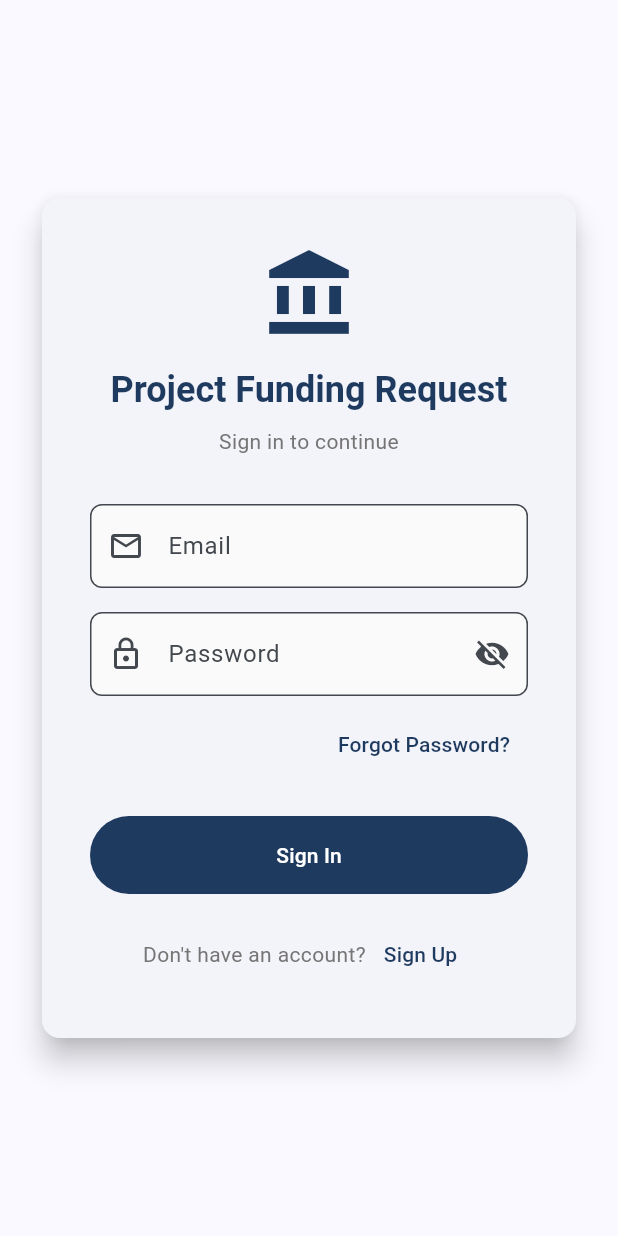
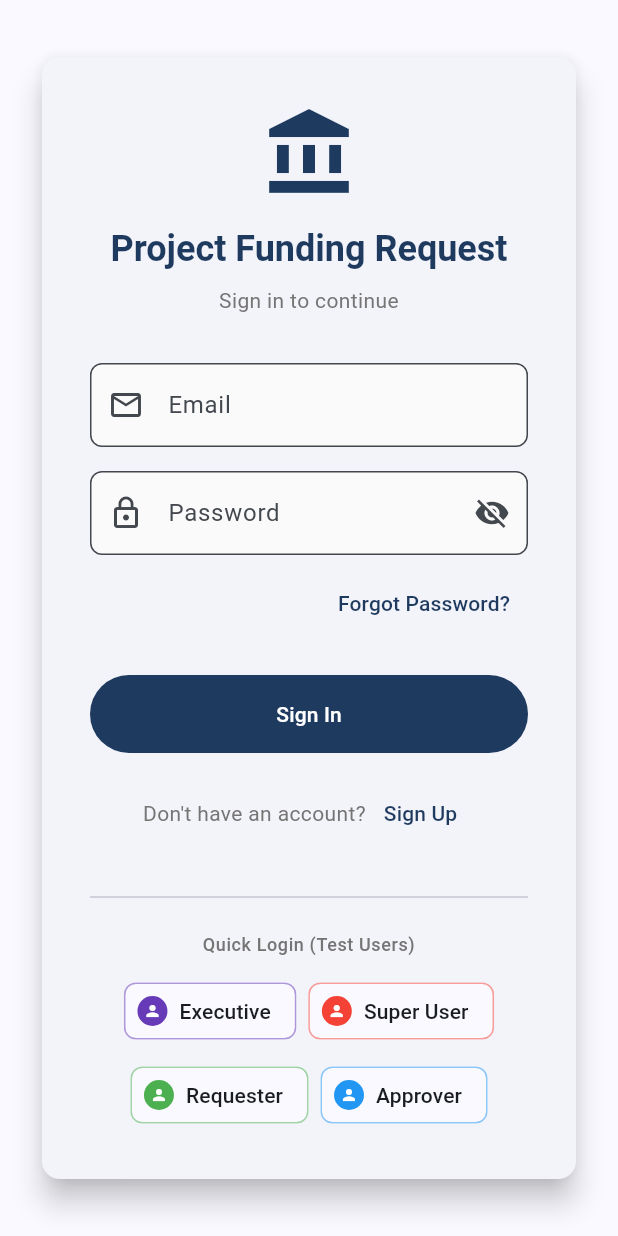
Before and after one commit to dvanrider/pfr_flutter_app, a Flutter app: the screen it shows after launch, on a phone screen of 412 x 824 dp. Run offline on Flutter 3.47's test engine with Material 3 defaults, Android fonts, the phone set to English and light mode, and no system bars; our stand-ins replace cloud_firestore, equatable, file_picker, firebase_auth, firebase_core, firebase_storage and 7 more; missing offline and left inert: excel, file_saver; accounts and stored records are empty.

Commit message:
Add role permission safety net, Firestore indexes, and quick login
- Add safety net for SuperUser, Admin, and Executive permissions
  to prevent lockout from corrupted Firestore data
- Initialize default role permissions on app startup
- Add Firestore indexes for notifications, comments, and attachments
- Add quick login chips on login screen for test users:
  exec@example.com, su@example.com, req@example.com, approve@example.com

Co-Authored-By: Claude Opus 4.5 <noreply@anthropic.com>

```diff
--- a/lib/main.dart
+++ b/lib/main.dart
@@ -1,8 +1,10 @@
+import 'package:cloud_firestore/cloud_firestore.dart';
 import 'package:flutter/material.dart';
 import 'package:flutter_riverpod/flutter_riverpod.dart';
 import 'package:firebase_core/firebase_core.dart';
 import 'firebase_options.dart';
 import 'app.dart';
+import 'providers/role_permissions_provider.dart';
 
 void main() async {
   WidgetsFlutterBinding.ensureInitialized();
@@ -11,6 +13,10 @@ void main() async {
     await Firebase.initializeApp(
       options: DefaultFirebaseOptions.currentPlatform,
     );
+
+    // Initialize default role permissions if they don't exist
+    final roleRepo = RolePermissionsRepository(FirebaseFirestore.instance);
+    await roleRepo.initializeDefaults();
 
     runApp(
       const ProviderScope(
--- a/lib/presentation/screens/auth/login_screen.dart
+++ b/lib/presentation/screens/auth/login_screen.dart
@@ -325,6 +325,49 @@ class _LoginScreenState extends ConsumerState<LoginScreen> {
                           ),
                         ],
                       ),
+
+                      // Test User Quick Login Section
+                      if (_isLogin) ...[
+                        const SizedBox(height: 24),
+                        const Divider(),
+                        const SizedBox(height: 16),
+                        Text(
+                          'Quick Login (Test Users)',
+                          style: theme.textTheme.bodySmall?.copyWith(
+                            color: Colors.grey[600],
+                            fontWeight: FontWeight.w500,
+                          ),
+                          textAlign: TextAlign.center,
+                        ),
+                        const SizedBox(height: 12),
+                        Wrap(
+                          spacing: 8,
+                          runSpacing: 8,
+                          alignment: WrapAlignment.center,
+                          children: [
+                            _QuickLoginChip(
+                              label: 'Executive',
+                              color: Colors.deepPurple,
+                              onTap: () => _quickLogin('exec@example.com'),
+                            ),
+                            _QuickLoginChip(
+                              label: 'Super User',
+                              color: Colors.red,
+                              onTap: () => _quickLogin('su@example.com'),
+                            ),
+                            _QuickLoginChip(
+                              label: 'Requester',
+                              color: Colors.green,
+                              onTap: () => _quickLogin('req@example.com'),
+                            ),
+                            _QuickLoginChip(
+                              label: 'Approver',
+                              color: Colors.blue,
+                              onTap: () => _quickLogin('approve@example.com'),
+                            ),
+                          ],
+                        ),
+                      ],
                     ],
                   ),
                 ),
@@ -335,4 +378,69 @@ class _LoginScreenState extends ConsumerState<LoginScreen> {
       ),
     );
   }
+
+  Future<void> _quickLogin(String email) async {
+    setState(() {
+      _isLoading = true;
+      _errorMessage = null;
+    });
+
+    try {
+      final authRepo = ref.read(authRepositoryProvider);
+      final userRepo = ref.read(userManagementRepositoryProvider);
+
+      final credential = await authRepo.signInWithEmail(
+        email: email,
+        password: 'Test123!',
+      );
+
+      if (credential.user != null) {
+        await userRepo.ensureUserExists(
+          credential.user!.uid,
+          credential.user!.email ?? email,
+          credential.user!.displayName,
+        );
+      }
+
+      if (mounted) {
+        context.go('/');
+      }
+    } catch (e) {
+      setState(() {
+        _errorMessage = _getErrorMessage(e);
+      });
+    } finally {
+      if (mounted) {
+        setState(() {
+          _isLoading = false;
+        });
+      }
+    }
+  }
 }
+
+class _QuickLoginChip extends StatelessWidget {
+  final String label;
+  final Color color;
+  final VoidCallback onTap;
+
+  const _QuickLoginChip({
+    required this.label,
+    required this.color,
+    required this.onTap,
+  });
+
+  @override
+  Widget build(BuildContext context) {
+    return ActionChip(
+      avatar: CircleAvatar(
+        backgroundColor: color,
+        radius: 10,
+        child: Icon(Icons.person, size: 12, color: Colors.white),
+      ),
+      label: Text(label),
+      onPressed: onTap,
+      side: BorderSide(color: color.withValues(alpha: 0.3)),
+    );
+  }
+}
```
Also changed, not shown: firestore.indexes.json (+56 -0 lines), lib/providers/role_permissions_provider.dart (+21 -0 lines), 1 other file.
